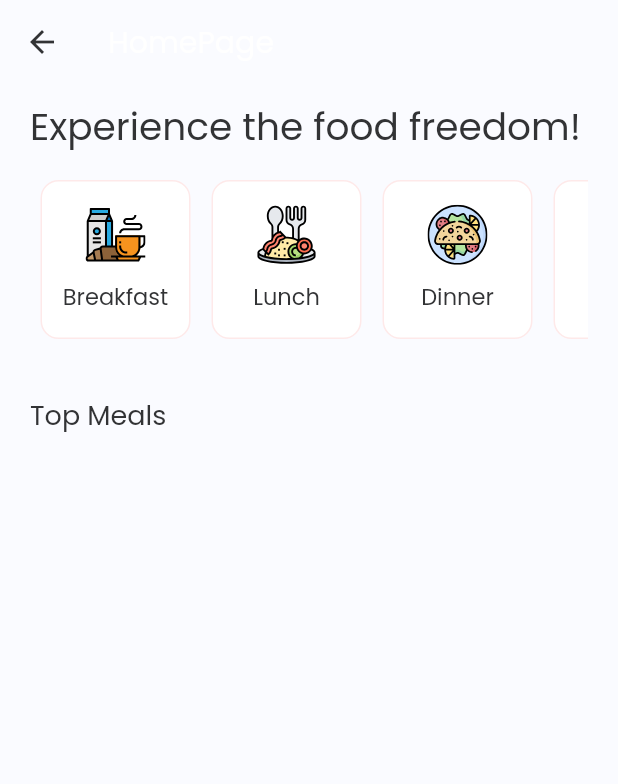
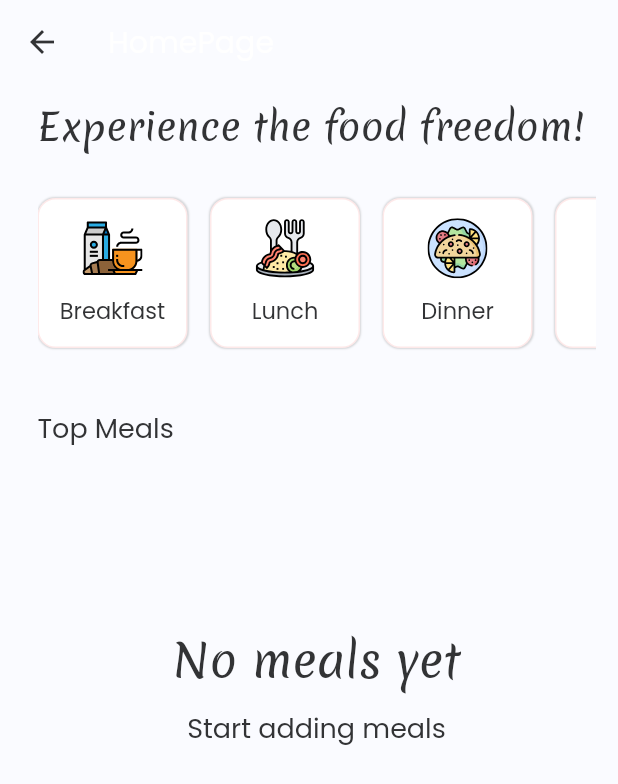
Before and after one commit to JamiuJimoh/Morsmat, a Flutter app: the MealsOverviewPage screen opened directly, on a phone screen of 412 x 824 dp. Shown: the top 784 px of the screen. Run offline on Flutter 3.47's test engine with Material 2 defaults, Android fonts, the phone set to English and light mode, and no system bars; our stand-ins replace cloud_firestore, firebase_auth, firebase_core, flutter_svg, google_sign_in; missing offline and left inert: flutter_login_facebook; accounts and stored records are empty.

Commit message:
created the topMeals section

```diff
--- a/lib/app/home/meals/list_items_builder.dart
+++ b/lib/app/home/meals/list_items_builder.dart
@@ -7,11 +7,13 @@ typedef ItemWidgetBuilder<T> = Widget Function(BuildContext context, T items);
 class ListItemsBuilder<T> extends StatelessWidget {
   final AsyncSnapshot<List<T>> snapshot;
   final ItemWidgetBuilder<T> itemBuilder;
+  final Axis? scrollDirection;
 
   const ListItemsBuilder({
     Key? key,
     required this.snapshot,
     required this.itemBuilder,
+    this.scrollDirection: Axis.vertical,
   }) : super(key: key);
 
   @override
@@ -39,6 +41,7 @@ class ListItemsBuilder<T> extends StatelessWidget {
     return ListView.builder(
       itemCount: items.length,
       itemBuilder: (context, index) => itemBuilder(context, items[index]),
+      scrollDirection: scrollDirection!,
     );
   }
 }
--- a/lib/app/home/meals/meal_categories/categories_list_view_builder.dart
+++ b/lib/app/home/meals/meal_categories/categories_list_view_builder.dart
@@ -1,4 +1,5 @@
 import 'package:flutter/material.dart';
+import 'package:flutter_svg/flutter_svg.dart';
 
 import 'category_data.dart';
 import 'category_item_container.dart';
@@ -11,14 +12,25 @@ class CategoriesListViewBuilder extends StatelessWidget {
       height: 120.0,
       child: ListView.builder(
         scrollDirection: Axis.horizontal,
-        itemBuilder: (context, index) => Padding(
-          padding: const EdgeInsets.all(7.0),
-          child: CategoryItemContainer(
-            onPressed: () {},
-            borderColor: Theme.of(context).colorScheme.secondary.withAlpha(30),
-            svgAssetName: categoryData.itemAssetName(index),
-            categName: categoryData.itemCategName(index),
-          ),
+        itemBuilder: (context, index) => Row(
+          children: [
+            CategoryItemContainer(
+              onPressed: () {},
+              borderColor:
+                  Theme.of(context).colorScheme.secondary.withAlpha(30),
+              child: Column(
+                mainAxisAlignment: MainAxisAlignment.center,
+                crossAxisAlignment: CrossAxisAlignment.center,
+                children: [
+                  SvgPicture.asset(categoryData.itemAssetName(index),
+                      height: 40.0, width: 40.0),
+                  const SizedBox(height: 10),
+                  Text(categoryData.itemCategName(index)),
+                ],
+              ),
+            ),
+            const SizedBox(width: 15.0),
+          ],
         ),
         itemCount: categoryData.itemLength,
       ),
--- a/lib/app/home/meals/meal_categories/category_data.dart
+++ b/lib/app/home/meals/meal_categories/category_data.dart
@@ -1,6 +1,5 @@
-import 'package:morsmat/app/home/meals/meal_categories/category_model.dart';
 
-import 'category_item_container.dart';
+import 'category_model.dart';
 
 class CategoryData {
   List<CategoryModel> _categoryItems = [
--- a/lib/app/home/meals/meal_categories/category_item_container.dart
+++ b/lib/app/home/meals/meal_categories/category_item_container.dart
@@ -1,30 +1,27 @@
 import 'package:flutter/material.dart';
-import 'package:flutter_svg/flutter_svg.dart';
 
 import '../../../../common_widgets/custom_container.dart';
 
 class CategoryItemContainer extends CustomContainer {
   CategoryItemContainer({
     required Color borderColor,
-    required String svgAssetName,
-    required String categName,
+    required Widget child,
     required VoidCallback onPressed,
   }) : super(
           height: 100.0,
           width: 100.0,
-          padding: const EdgeInsets.all(10.0),
           onPressed: onPressed,
           containerColor: Colors.white,
           borderRadius: 12.0,
           borderColor: borderColor,
-          child: Column(
-            mainAxisAlignment: MainAxisAlignment.center,
-            crossAxisAlignment: CrossAxisAlignment.center,
-            children: [
-              SvgPicture.asset(svgAssetName, height: 40.0, width: 40.0),
-              const SizedBox(height: 10),
-              Text(categName),
-            ],
-          ),
+          boxShadow: [
+            BoxShadow(
+              color: Colors.grey.withOpacity(0.4),
+              spreadRadius: 0.3,
+              blurRadius: 0.3,
+              offset: Offset(0.1, 0.1), // changes position of shadow
+            ),
+          ],
+          child: child,
         );
 }
--- a/lib/app/home/meals/meals_overview_page.dart
+++ b/lib/app/home/meals/meals_overview_page.dart
@@ -1,7 +1,9 @@
 import 'package:flutter/material.dart';
+import 'package:morsmat/app/home/meals/top_meals/top_meals_container.dart';
 import 'package:provider/provider.dart';
 
 // import 'categories_container.dart';
+import '../../../constants.dart';
 import 'edit_meal_page.dart';
 import '../../../services/database.dart';
 import '../../../services/auth.dart';
@@ -9,6 +11,7 @@ import '../models/meal.dart';
 import 'list_items_builder.dart';
 import 'meal_categories/categories_list_view_builder.dart';
 import 'meals_list_tile.dart';
+import 'top_meals/top_meals.dart';
 
 class MealsOverviewPage extends StatelessWidget {
   ///////// WIDGETS METHOD ////////
@@ -20,7 +23,7 @@ class MealsOverviewPage extends StatelessWidget {
 
     return SingleChildScrollView(
       child: Padding(
-        padding: const EdgeInsets.symmetric(vertical: 10.0, horizontal: 20.0),
+        padding: const EdgeInsets.only(top: 10.0, right: 15.0, left: 25.0),
         child: Column(
           crossAxisAlignment: CrossAxisAlignment.start,
           children: [
@@ -28,7 +31,7 @@ class MealsOverviewPage extends StatelessWidget {
               'Experience the food freedom!',
               style: Theme.of(context).textTheme.headline2,
             ),
-            const SizedBox(height: 10.0),
+            const SizedBox(height: 20.0),
             CategoriesListViewBuilder(),
             const SizedBox(height: 30.0),
             Text(
@@ -36,7 +39,26 @@ class MealsOverviewPage extends StatelessWidget {
               style: Theme.of(context).textTheme.bodyText1,
               // textAlign: TextAlign.start,
             ),
-            const SizedBox(height: 10.0),
+            const SizedBox(height: 15.0),
+            StreamBuilder<List<Meal>>(
+              stream: database.mealsStream(),
+              builder: (context, snapshot) {
+                return SizedBox(
+                  height: kTopMealsSizedBoxHeight,
+                  child: ListItemsBuilder<Meal>(
+                    snapshot: snapshot,
+                    scrollDirection: Axis.horizontal,
+                    itemBuilder: (context, meal) => TopMeals(
+                      meal: meal,
+                      // onTap: meal.vendorId == user?.uid
+                      //     ? () => EditMealPage.show(context, meal: meal)
+                      //     : null,
+                    ),
+                  ),
+                );
+              },
+            ),
+            // TopMeals()
             // SizedBox(
             //   height: 100.0,
             //   child: StreamBuilder<List<Meal>>(
--- a/lib/app_theme_data.dart
+++ b/lib/app_theme_data.dart
@@ -86,12 +86,15 @@ class AppTheme {
 
   static final TextStyle _lightHeadLine1TextStyle = TextStyle(
     fontSize: 30.0,
-    fontWeight: FontWeight.w600,
+    fontFamily: 'Merienda',
+    fontWeight: FontWeight.normal,
     color: _lightOnPrimaryColor,
   );
 
   static final TextStyle _lightHeadLine2TextStyle = TextStyle(
     fontSize: 25.0,
+    fontFamily: 'Merienda',
+    fontWeight: FontWeight.normal,
     color: _lightOnPrimaryColor,
   );
   static final TextStyle _lightBody1TextStyle = TextStyle(
@@ -103,7 +106,7 @@ class AppTheme {
     color: _lightOnPrimaryColor,
   );
   static final TextStyle _lightSubtitleTextStyle = TextStyle(
-    fontSize: 10.0,
+    fontSize: 13.0,
     color: _subtitleTextColor,
   );
 
--- a/lib/common_widgets/custom_container.dart
+++ b/lib/common_widgets/custom_container.dart
@@ -9,6 +9,7 @@ class CustomContainer extends StatelessWidget {
   final double? borderRadius;
   final EdgeInsetsGeometry? padding;
   final VoidCallback? onPressed;
+  final List<BoxShadow>? boxShadow;
 
   CustomContainer({
     required this.height,
@@ -18,6 +19,7 @@ class CustomContainer extends StatelessWidget {
     this.containerColor,
     this.padding,
     this.borderRadius: 20.0,
+    this.boxShadow,
     this.onPressed,
   });
 
@@ -39,6 +41,7 @@ class CustomContainer extends StatelessWidget {
               left: BorderSide(color: borderColor),
               right: BorderSide(color: borderColor),
             ),
+            boxShadow: boxShadow,
           ),
           child: child,
         ),
--- a/lib/constants.dart
+++ b/lib/constants.dart
@@ -9,3 +9,5 @@ const kErrorColor = Color(0xFFF9AA33);
 
 const kFacebookColor = Color(0xFF334D92);
 const kWhiteColor = Color(0xFFFFFFFF);
+
+const kTopMealsSizedBoxHeight = 290.0;
--- a/pubspec.yaml
+++ b/pubspec.yaml
@@ -66,6 +66,12 @@ flutter:
       fonts:
         - asset: assets/fonts/IndieFlower-Regular.ttf
           weight: 400
+    - family: Merienda
+      fonts:
+        - asset: assets/fonts/Merienda-Regular.ttf
+          weight: 400
+        - asset: assets/fonts/Merienda-bold.ttf
+          weight: 700
     - family: Poppins
       fonts:
         - asset: assets/fonts/Poppins-Regular.ttf
```
Also changed, not shown: lib/app/home/meals/top_meals/top_meals.dart (added, +119 -0 lines), lib/app/home/meals/top_meals/top_meals_container.dart (added, +25 -0 lines), assets/fonts/Merienda-Bold.ttf (added), assets/fonts/Merienda-Regular.ttf (added).
